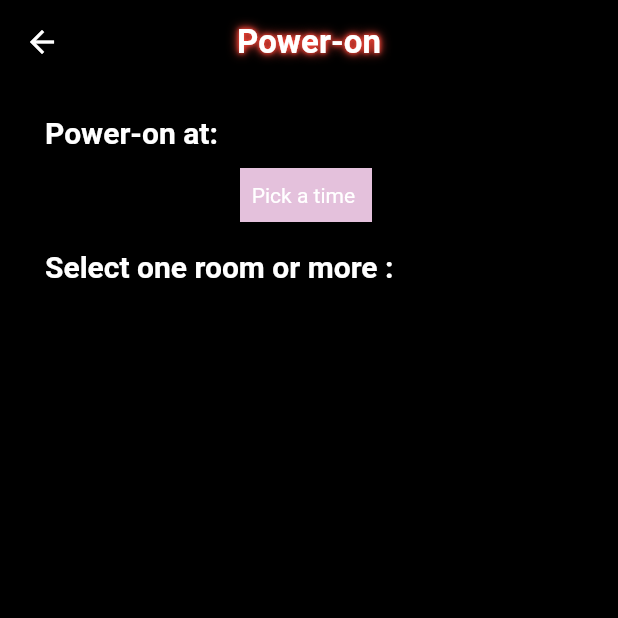
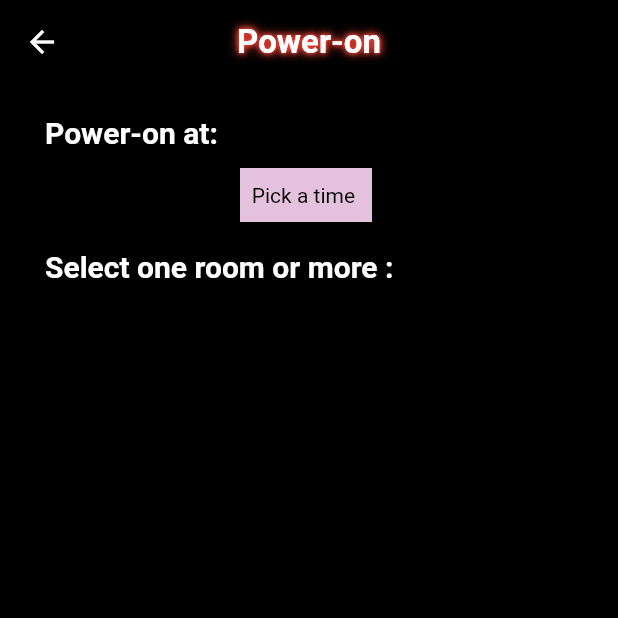
Before and after one commit to imposter-7/GP-Noorak, a Flutter app: the Poweron screen opened directly, on a phone screen of 412 x 824 dp, the top half of it. Run offline on Flutter 3.47's test engine with Material 2 defaults, Android fonts, the light colour scheme and no system bars; our stand-ins replace firebase_auth, firebase_core, firebase_database, flutter_countdown_timer, flutter_local_notifications, flutter_native_splash and 3 more; missing offline and left inert: firebase_auth_web, firebase_core_web, firebase_database_web, neon; accounts and stored records are empty; generated files the repository leaves out were written again.

Commit message:
changed main logo size

```diff
--- a/Noorak/lib/mainpage.dart
+++ b/Noorak/lib/mainpage.dart
@@ -31,7 +31,10 @@ extendBodyBehindAppBar:true,
 
         backgroundColor: Colors.transparent,
         elevation: 0,
+
+
         title:
+
          Neon(
                    text:"NOORAK",
                    color: Colors.pink,
@@ -40,7 +43,7 @@ extendBodyBehindAppBar:true,
 
                    flickeringText: true,
                    flickeringLetters: null,
-                   fontSize: 35,
+                   fontSize: 30,
                    glowingDuration: new Duration(seconds: 3),
              )
         // Text(
--- a/Noorak/lib/mainsignin.dart
+++ b/Noorak/lib/mainsignin.dart
@@ -42,7 +42,7 @@ class _Signin extends State<Signin> {
 
                    flickeringText: true,
                    flickeringLetters: null,
-                   fontSize: 35,
+                   fontSize: 30,
                    glowingDuration: new Duration(seconds: 3),
              ),
         // Text("NOORAK ",
--- a/Noorak/lib/register.dart
+++ b/Noorak/lib/register.dart
@@ -50,7 +50,7 @@ class _Register extends State<Register> {
 
                    flickeringText: true,
                    flickeringLetters: null,
-                   fontSize: 35,
+                   fontSize: 30,
                    glowingDuration: new Duration(seconds: 3),
              ),
           // Text(
--- a/Noorak/lib/signinemail.dart
+++ b/Noorak/lib/signinemail.dart
@@ -46,7 +46,7 @@ class _Signinmail extends State<Signinmail> {
 
                    flickeringText: true,
                    flickeringLetters: null,
-                   fontSize: 35,
+                   fontSize: 30,
                    glowingDuration: new Duration(seconds: 3),
              ),
         // Text("NOORAK ",
--- a/Noorak/lib/smart_pages/poweron.dart
+++ b/Noorak/lib/smart_pages/poweron.dart
@@ -108,7 +108,7 @@ Future<String?> openDialog() {
               fillColor: Color.fromARGB(255, 228, 193, 220),
               child: Text(
                 _selectedTime,
-                style: TextStyle(color: Colors.white),
+                style: TextStyle(color: Colors.black),
               ),
               onPressed: () {
                 _openTimerPicker(context);
```
Also changed, not shown: 1 other file.
